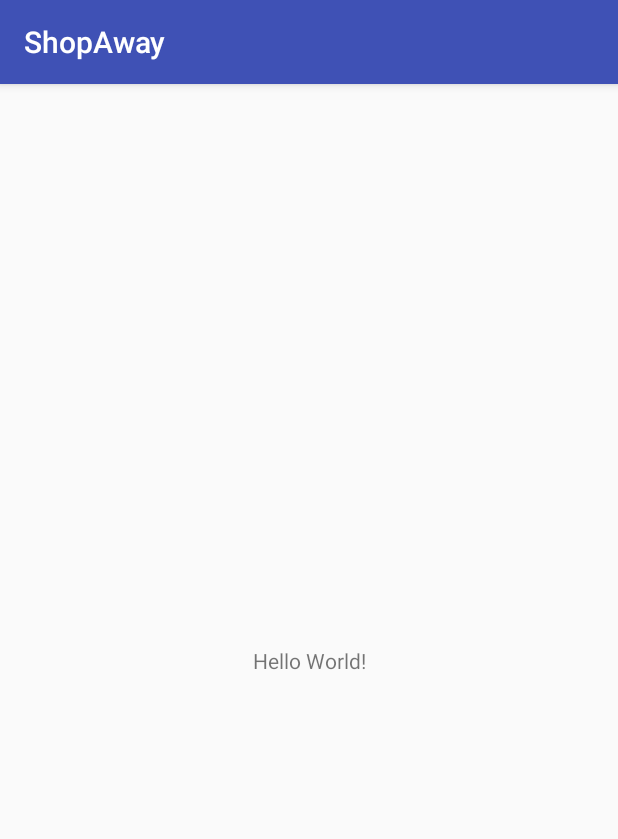
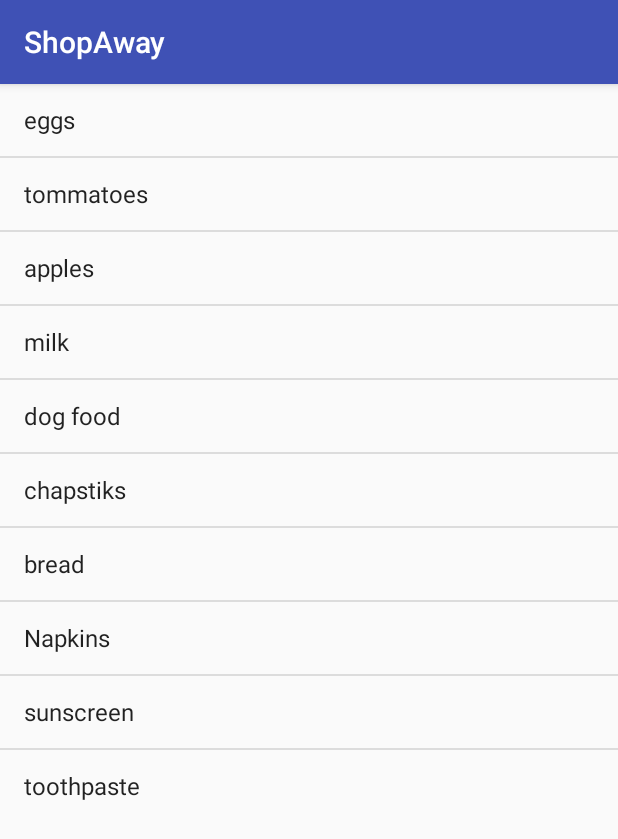
Before and after one commit to cliffgor/ShopAway, an Android app: the screen it shows after launch (MainActivity), on a phone screen of 412 x 824 dp. Shown: the top 839 px of the screen. Run offline under Robolectric (Android 15) with nearby library versions, the phone set to English and light mode, and no system bars.

Commit message:
added a list view on the acivity_main.xml

```diff
--- a/app/src/main/java/com/example/cliff/shopaway/MainActivity.java
+++ b/app/src/main/java/com/example/cliff/shopaway/MainActivity.java
@@ -6,19 +6,30 @@ import android.widget.ArrayAdapter;
 import android.widget.ListView;
 
 import java.util.ArrayList;
+import java.util.Arrays;
+import java.util.Collections;
 
 public class MainActivity extends AppCompatActivity {
+    ArrayList<String> shoppingList = null;
+    ArrayAdapter<String> adapter=null;
+    ListView lv =null;
+
 
     @Override
     protected void onCreate(Bundle savedInstanceState) {
         super.onCreate(savedInstanceState);
         setContentView(R.layout.activity_main);
 
-        ArrayList<String> shoppingList = null;
-        ArrayAdapter<String> adapter=null;
-        ListView lv =null;
 
         shoppingList = new ArrayList<>();
+        Collections.addAll(shoppingList, "eggs", "tommatoes", "apples", "milk");
+        shoppingList.addAll(Arrays.asList("dog food", "chapstiks", "bread", "Napkins"));
+        shoppingList.add("sunscreen");
+        shoppingList.add("toothpaste");
+        adapter = new ArrayAdapter(this, android.R.layout.simple_list_item_1, shoppingList);
+        lv = (ListView) findViewById(R.id.listview);
+        lv.setAdapter(adapter);
+
 
 
 
--- a/app/src/main/res/layout/activity_main.xml
+++ b/app/src/main/res/layout/activity_main.xml
@@ -1,18 +1,19 @@
 <?xml version="1.0" encoding="utf-8"?>
-<android.support.constraint.ConstraintLayout xmlns:android="http://schemas.android.com/apk/res/android"
+<RelativeLayout xmlns:android="http://schemas.android.com/apk/res/android"
     xmlns:app="http://schemas.android.com/apk/res-auto"
     xmlns:tools="http://schemas.android.com/tools"
     android:layout_width="match_parent"
     android:layout_height="match_parent"
     tools:context="com.example.cliff.shopaway.MainActivity">
 
-    <TextView
-        android:layout_width="wrap_content"
+    <ListView
+        android:layout_width="match_parent"
         android:layout_height="wrap_content"
-        android:text="Hello World!"
-        app:layout_constraintBottom_toBottomOf="parent"
-        app:layout_constraintLeft_toLeftOf="parent"
-        app:layout_constraintRight_toRightOf="parent"
-        app:layout_constraintTop_toTopOf="parent" />
+        android:id="@+id/listview"
+        android:layout_alignParentTop="true"
+        android:layout_alignParentLeft="true"
+        android:layout_alignParentStart="true"
+        ></ListView>
 
-</android.support.constraint.ConstraintLayout>
+
+</RelativeLayout>
```
